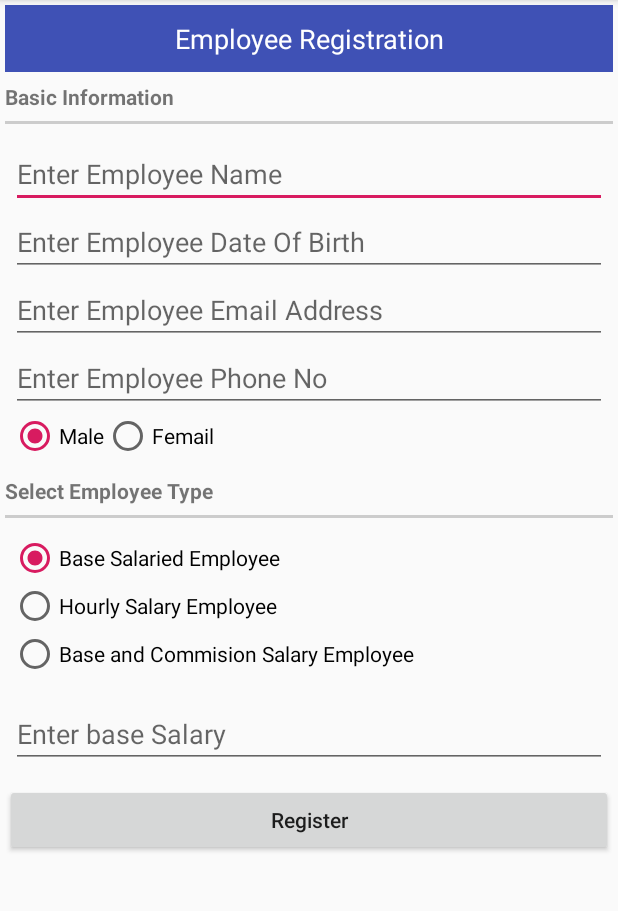
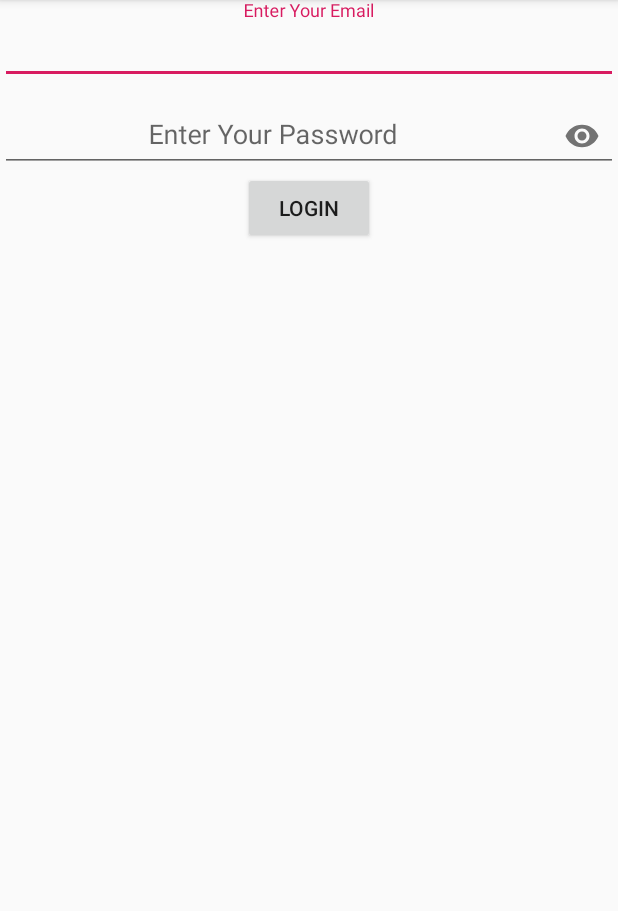
Before and after one commit to moshiur-cse/EmployeeManagementApp, an Android app: the screen it shows after launch (MainActivity before the commit, LoginActivity after it), on a phone screen of 412 x 824 dp, the part 84-995 px from its top. Run offline under Robolectric (Android 15) with nearby library versions, the phone set to English and light mode, and no system bars.

Commit message:
Update All

```diff
--- a/app/build.gradle
+++ b/app/build.gradle
@@ -26,4 +26,5 @@ dependencies {
     testImplementation 'junit:junit:4.12'
     androidTestImplementation 'androidx.test.ext:junit:1.1.0'
     androidTestImplementation 'androidx.test.espresso:espresso-core:3.1.1'
+    implementation 'com.google.android.material:material:1.0.0'
 }
--- a/app/src/main/AndroidManifest.xml
+++ b/app/src/main/AndroidManifest.xml
@@ -9,13 +9,16 @@
         android:roundIcon="@mipmap/ic_launcher_round"
         android:supportsRtl="true"
         android:theme="@style/AppTheme">
-        <activity android:name=".MainActivity">
+        <activity android:name=".LoginActivity">
             <intent-filter>
                 <action android:name="android.intent.action.MAIN" />
 
                 <category android:name="android.intent.category.LAUNCHER" />
             </intent-filter>
         </activity>
+        <activity android:name=".MainActivity">
+
+        </activity>
     </application>
 
 </manifest>
--- a/app/src/main/java/com/moshiurcse/employeemanagement/LoginActivity.java
+++ b/app/src/main/java/com/moshiurcse/employeemanagement/LoginActivity.java
@@ -28,4 +28,5 @@ public class LoginActivity extends AppCompatActivity {
         String email=emailET.getText().toString();
         String pass=passwordET.getText().toString();
     }
+
 }
--- a/app/src/main/java/com/moshiurcse/employeemanagement/MainActivity.java
+++ b/app/src/main/java/com/moshiurcse/employeemanagement/MainActivity.java
@@ -238,8 +238,6 @@ public class MainActivity extends AppCompatActivity implements DatePickerDialog.
         animate.setFillAfter(true);
         view.setVisibility(View.VISIBLE);
         view.startAnimation(animate);
-
-
     }
 
     // slide the view from its current position to below itself
--- /dev/null
+++ b/app/src/main/res/layout/activity_login.xml
@@ -0,0 +1,49 @@
+<?xml version="1.0" encoding="utf-8"?>
+<LinearLayout xmlns:android="http://schemas.android.com/apk/res/android"
+    xmlns:app="http://schemas.android.com/apk/res-auto"
+    xmlns:tools="http://schemas.android.com/tools"
+    android:layout_width="match_parent"
+    android:layout_height="wrap_content"
+    android:orientation="vertical"
+    android:gravity="center"
+    tools:context=".LoginActivity">
+
+<com.google.android.material.textfield.TextInputLayout
+    android:layout_width="match_parent"
+    android:layout_height="match_parent">
+
+   <com.google.android.material.textfield.TextInputEditText
+       android:id="@+id/emailET"
+       android:layout_width="match_parent"
+       android:layout_height="wrap_content"
+       android:hint="Enter Your Email"
+       android:gravity="center"
+       android:inputType="textEmailAddress"
+       />
+</com.google.android.material.textfield.TextInputLayout>
+
+   <com.google.android.material.textfield.TextInputLayout
+       android:layout_width="match_parent"
+       android:layout_height="match_parent"
+       app:passwordToggleEnabled="true">
+
+      <com.google.android.material.textfield.TextInputEditText
+          android:id="@+id/passwordET"
+          android:layout_width="match_parent"
+          android:layout_height="wrap_content"
+          android:hint="Enter Your Password"
+          android:gravity="center"
+          android:inputType="textPassword" />
+
+   </com.google.android.material.textfield.TextInputLayout>
+
+
+   <Button
+       android:layout_width="wrap_content"
+       android:layout_height="wrap_content"
+      android:text="Login"
+      android:onClick="loginAdmin"/>
+
+
+
+</LinearLayout>
```
